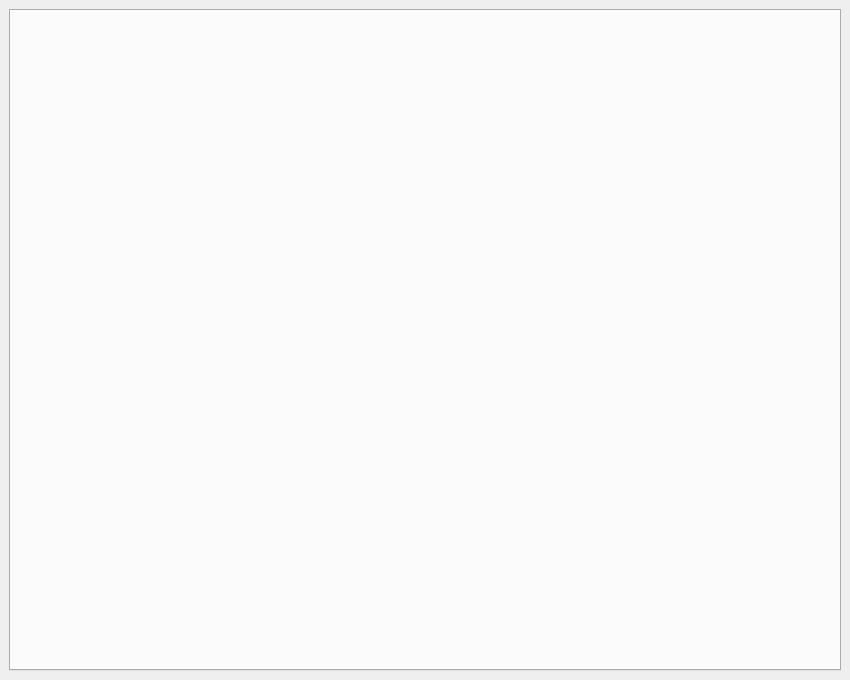
First picture: the form in src/designer/main_window.ui, repository markop404/media-downloader, before the edit.
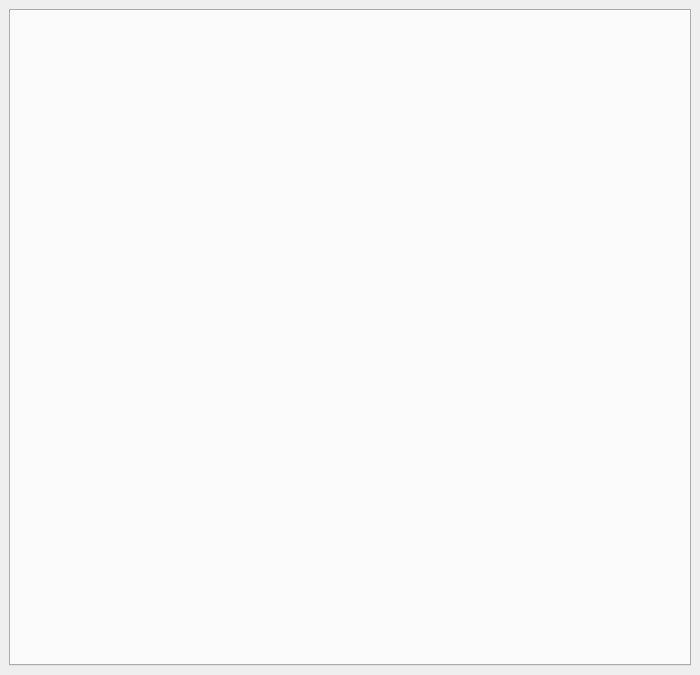
Second picture: the form after the edit. Icons and pictures are not drawn.

Patch:
```diff
--- a/src/designer/main_window.ui
+++ b/src/designer/main_window.ui
@@ -6,14 +6,14 @@
    <rect>
     <x>0</x>
     <y>0</y>
-    <width>850</width>
-    <height>680</height>
+    <width>700</width>
+    <height>675</height>
    </rect>
   </property>
   <property name="minimumSize">
    <size>
-    <width>500</width>
-    <height>600</height>
+    <width>490</width>
+    <height>570</height>
    </size>
   </property>
   <property name="windowTitle">
```
